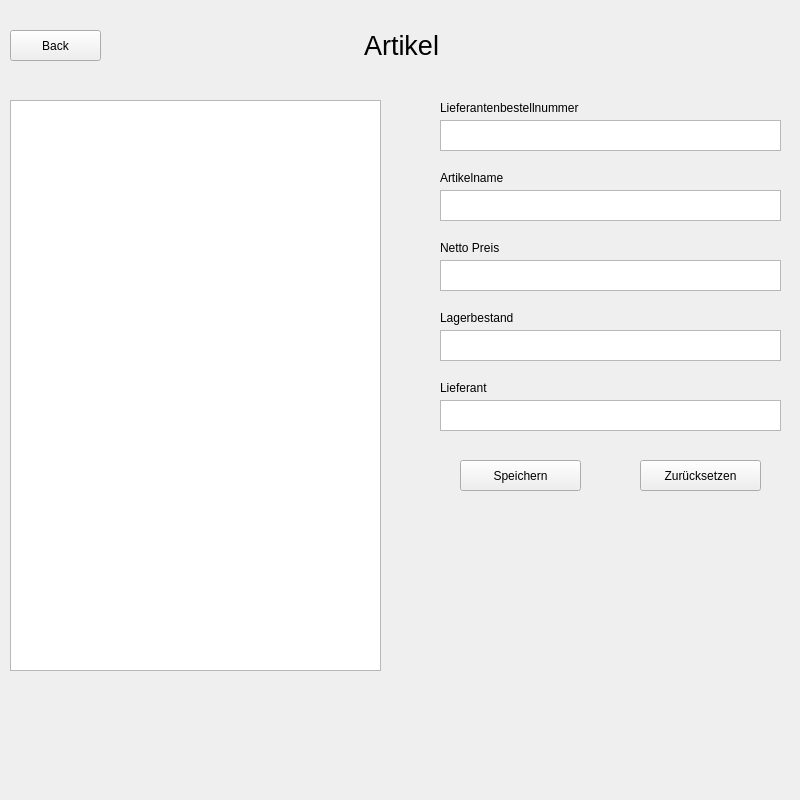
The window that overviewartikel.ui (luis-we/SchulaufgabePRO) describes before a commit, drawn with Qt 5.
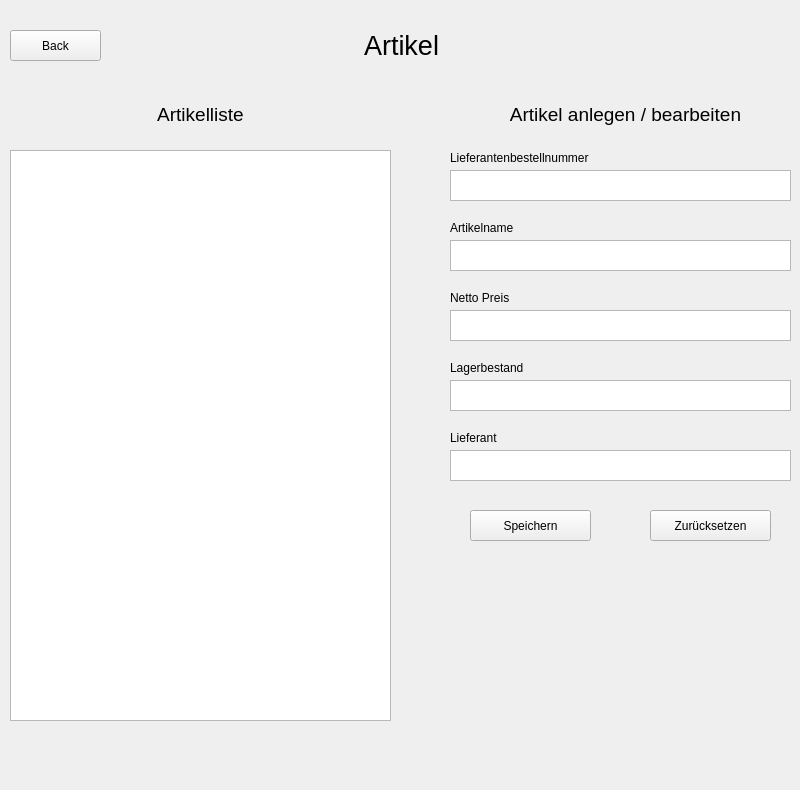
The same window after the commit.

Patch:
```diff
--- a/overviewartikel.ui
+++ b/overviewartikel.ui
@@ -7,7 +7,7 @@
     <x>0</x>
     <y>0</y>
     <width>800</width>
-    <height>800</height>
+    <height>790</height>
    </rect>
   </property>
   <property name="windowTitle">
@@ -54,8 +54,8 @@
    <property name="geometry">
     <rect>
      <x>10</x>
-     <y>100</y>
-     <width>371</width>
+     <y>150</y>
+     <width>381</width>
      <height>571</height>
     </rect>
    </property>
@@ -63,8 +63,8 @@
   <widget class="QTextBrowser" name="textBrowser">
    <property name="geometry">
     <rect>
-     <x>440</x>
-     <y>120</y>
+     <x>450</x>
+     <y>170</y>
      <width>341</width>
      <height>31</height>
     </rect>
@@ -73,8 +73,8 @@
   <widget class="QTextBrowser" name="textBrowser_2">
    <property name="geometry">
     <rect>
-     <x>440</x>
-     <y>190</y>
+     <x>450</x>
+     <y>240</y>
      <width>341</width>
      <height>31</height>
     </rect>
@@ -83,8 +83,8 @@
   <widget class="QTextBrowser" name="textBrowser_3">
    <property name="geometry">
     <rect>
-     <x>440</x>
-     <y>260</y>
+     <x>450</x>
+     <y>310</y>
      <width>341</width>
      <height>31</height>
     </rect>
@@ -93,8 +93,8 @@
   <widget class="QTextBrowser" name="textBrowser_4">
    <property name="geometry">
     <rect>
-     <x>440</x>
-     <y>330</y>
+     <x>450</x>
+     <y>380</y>
      <width>341</width>
      <height>31</height>
     </rect>
@@ -103,8 +103,8 @@
   <widget class="QTextBrowser" name="textBrowser_5">
    <property name="geometry">
     <rect>
-     <x>440</x>
-     <y>400</y>
+     <x>450</x>
+     <y>450</y>
      <width>341</width>
      <height>31</height>
     </rect>
@@ -113,8 +113,8 @@
   <widget class="QLabel" name="label_2">
    <property name="geometry">
     <rect>
-     <x>440</x>
-     <y>100</y>
+     <x>450</x>
+     <y>150</y>
      <width>211</width>
      <height>16</height>
     </rect>
@@ -126,8 +126,8 @@
   <widget class="QLabel" name="label_3">
    <property name="geometry">
     <rect>
-     <x>440</x>
-     <y>170</y>
+     <x>450</x>
+     <y>220</y>
      <width>211</width>
      <height>16</height>
     </rect>
@@ -139,8 +139,8 @@
   <widget class="QLabel" name="label_4">
    <property name="geometry">
     <rect>
-     <x>440</x>
-     <y>240</y>
+     <x>450</x>
+     <y>290</y>
      <width>211</width>
      <height>16</height>
     </rect>
@@ -152,8 +152,8 @@
   <widget class="QLabel" name="label_5">
    <property name="geometry">
     <rect>
-     <x>440</x>
-     <y>310</y>
+     <x>450</x>
+     <y>360</y>
      <width>211</width>
      <height>16</height>
     </rect>
@@ -165,8 +165,8 @@
   <widget class="QLabel" name="label_6">
    <property name="geometry">
     <rect>
-     <x>440</x>
-     <y>380</y>
+     <x>450</x>
+     <y>430</y>
      <width>211</width>
      <height>16</height>
     </rect>
@@ -178,8 +178,8 @@
   <widget class="QPushButton" name="pushButton">
    <property name="geometry">
     <rect>
-     <x>460</x>
-     <y>460</y>
+     <x>470</x>
+     <y>510</y>
      <width>121</width>
      <height>31</height>
     </rect>
@@ -191,8 +191,8 @@
   <widget class="QPushButton" name="pushButton_2">
    <property name="geometry">
     <rect>
-     <x>640</x>
-     <y>460</y>
+     <x>650</x>
+     <y>510</y>
      <width>121</width>
      <height>31</height>
     </rect>
@@ -201,6 +201,48 @@
     <string>Zurücksetzen</string>
    </property>
   </widget>
+  <widget class="QLabel" name="label_8">
+   <property name="geometry">
+    <rect>
+     <x>450</x>
+     <y>99</y>
+     <width>351</width>
+     <height>31</height>
+    </rect>
+   </property>
+   <property name="font">
+    <font>
+     <pointsize>14</pointsize>
+    </font>
+   </property>
+   <property name="text">
+    <string>Artikel anlegen / bearbeiten</string>
+   </property>
+   <property name="alignment">
+    <set>Qt::AlignCenter</set>
+   </property>
+  </widget>
+  <widget class="QLabel" name="label_9">
+   <property name="geometry">
+    <rect>
+     <x>10</x>
+     <y>99</y>
+     <width>381</width>
+     <height>31</height>
+    </rect>
+   </property>
+   <property name="font">
+    <font>
+     <pointsize>14</pointsize>
+    </font>
+   </property>
+   <property name="text">
+    <string>Artikelliste</string>
+   </property>
+   <property name="alignment">
+    <set>Qt::AlignCenter</set>
+   </property>
+  </widget>
  </widget>
  <resources/>
  <connections/>
```
